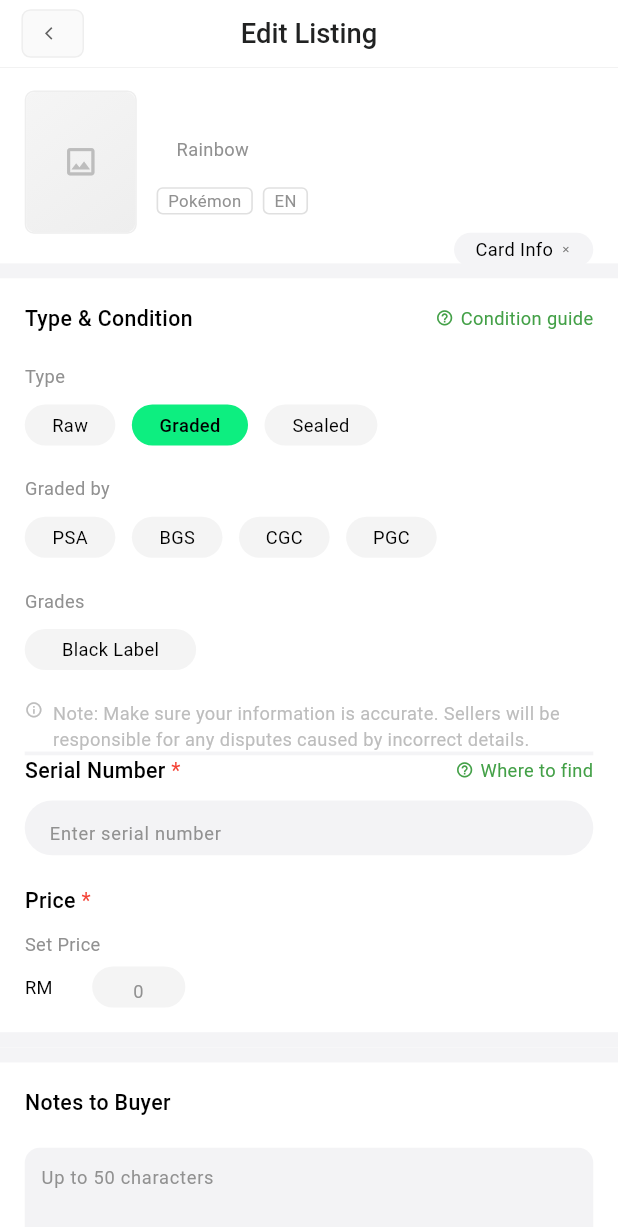
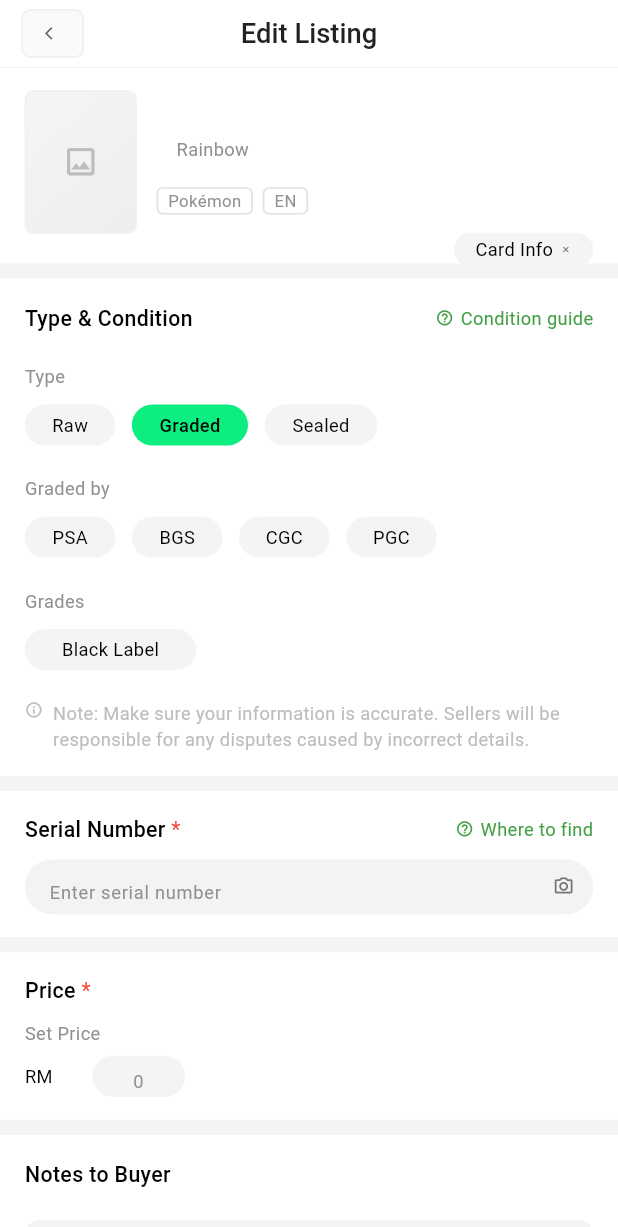
Before and after one commit to henrier/rico-user-app, a Flutter app: the ProductDetailCreateScreen screen opened by its route, after a tap on "Graded", on a phone screen of 412 x 824 dp. Shown: the top 1227 px of the screen. Run offline on Flutter 3.47's test engine with Material 3 defaults, Android fonts, the light colour scheme and no system bars; our stand-ins replace dio, flutter_riverpod, flutter_screenutil, go_router, image_picker, logger and 1 more; accounts and stored records are empty.

Commit message:
调整商品详情页面

```diff
--- a/lib/screens/product/product_detail_create_screen.dart
+++ b/lib/screens/product/product_detail_create_screen.dart
@@ -89,10 +89,20 @@ class _ProductDetailCreateScreenState
                 _buildTypeConditionSection(),
                  // 分隔条
                 _buildSectionDivider(),
+                if (_selectedType == 'Graded') ...[
+                // Serial Number区域容器
+                _buildSerialNumberInput(),
+                // 分隔条
+                _buildSectionDivider(),
+                // Price区域（仅在Graded类型时显示）
+                _buildGradedPriceSection(),
+                ],
+                // 分隔条
+                _buildSectionDivider(),
                 // Price & Stock 区域（在Raw和Sealed类型时显示）
                 if (_selectedType == 'Raw' || _selectedType == 'Sealed') _buildPriceStockSection(),
                 // 分隔条
-                _buildSectionDivider(),
+                if (_selectedType == 'Raw' || _selectedType == 'Sealed') _buildSectionDivider(),
                 // Notes to Buyer 区域
                 _buildNotesSection(),
                 // 分隔条
@@ -384,24 +394,14 @@ class _ProductDetailCreateScreenState
           _buildTypeSelection(),
           SizedBox(height: 40.h),
           // Condition选择（在Raw和Sealed类型时显示）
-          if (_selectedType == 'Raw' || _selectedType == 'Sealed') _buildConditionSelection(),
+          if (_selectedType == 'Raw') _buildConditionSelection(),
           // Graded相关字段（仅在Graded类型时显示）
           if (_selectedType == 'Graded') ..._buildGradedFields(),
-          SizedBox(height: 40.h),
+          if (_selectedType == 'Raw' || _selectedType == 'Graded') SizedBox(height: 40.h),
           // 注意事项
           _buildNoticeSection(),
           // Serial Number输入（仅在Graded类型时显示）
-          if (_selectedType == 'Graded') ...[
-            // 分隔条
-            Container(
-              height: 5.h,
-              color: const Color(0xFFF4F4F6),
-            ),
-            _buildSerialNumberInput(),
-            SizedBox(height: 40.h),
-            // Price区域（仅在Graded类型时显示）
-            _buildGradedPriceSection(),
-          ],
+
         ],
       ),
     );
@@ -576,7 +576,10 @@ class _ProductDetailCreateScreenState
 
   /// 构建Serial Number输入区域
   Widget _buildSerialNumberInput() {
-    return Column(
+    return Container(
+      color: Colors.white,
+      padding: EdgeInsets.symmetric(horizontal: 30.w, vertical: 30.h),
+      child: Column(
         crossAxisAlignment: CrossAxisAlignment.start,
         children: [
           Row(
@@ -628,6 +631,9 @@ class _ProductDetailCreateScreenState
               color: const Color(0xFFF3F3F5),
               borderRadius: BorderRadius.circular(59.r),
             ),
+            child: Row(
+              children: [
+                Expanded(
                   child: TextField(
                     controller: _serialNumberController,
                     onChanged: (value) {
@@ -653,7 +659,31 @@ class _ProductDetailCreateScreenState
                     ),
                   ),
                 ),
-      ],
+                // 相机图标
+                GestureDetector(
+                  onTap: () {
+                    // TODO: 实现相机扫描功能
+                  },
+                  child: Container(
+                    width: 44.w,
+                    height: 44.h,
+                    margin: EdgeInsets.only(right: 14.w),
+                    decoration: BoxDecoration(
+                      color: Colors.transparent,
+                      borderRadius: BorderRadius.circular(22.r),
+                    ),
+                    child: Icon(
+                      Icons.camera_alt_outlined,
+                      size: 28.sp,
+                      color: Colors.grey[600],
+                    ),
+                  ),
+                ),
+              ],
+            ),
+          ),
+        ],
+      ),
     );
   }
 
@@ -941,7 +971,10 @@ class _ProductDetailCreateScreenState
 
   /// 构建Graded类型的价格区域
   Widget _buildGradedPriceSection() {
-    return Column(
+    return Container(
+      color: Colors.white,
+      padding: EdgeInsets.symmetric(horizontal: 30.w, vertical: 30.h),
+      child: Column(
         crossAxisAlignment: CrossAxisAlignment.start,
         children: [
           Row(
@@ -1018,6 +1051,7 @@ class _ProductDetailCreateScreenState
             ],
           ),
         ],
+      ),
     );
   }
 
```
Lines whose indentation alone changed are shown as unchanged.
